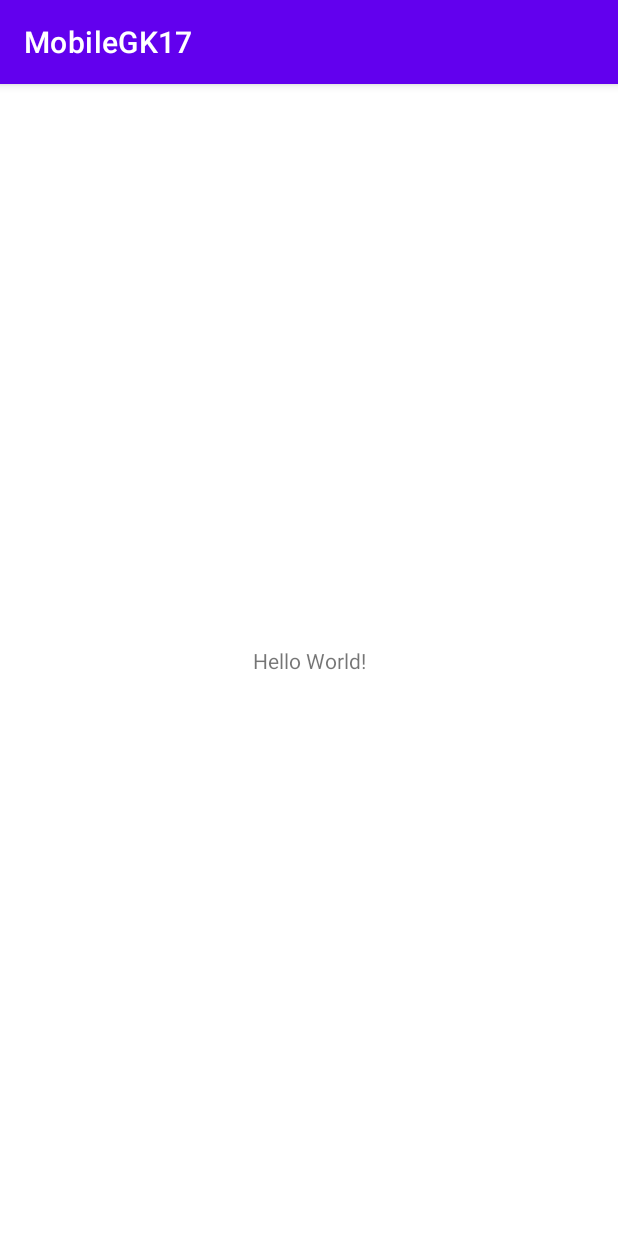
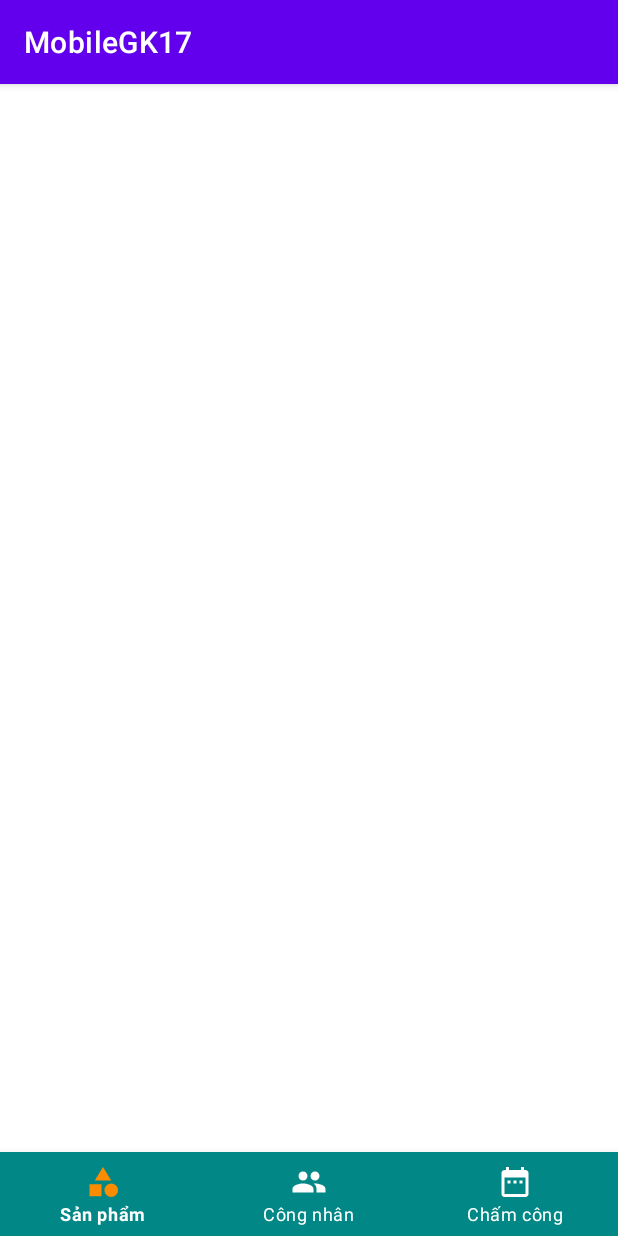
Before and after one commit to nvnptit/MobileGK17, an Android app: the screen it shows after launch (MainActivity), on a phone screen of 412 x 824 dp. Run offline under Robolectric (Android 15) with nearby library versions, the phone set to English and light mode, and no system bars.

Commit message:
update bottom nav

```diff
--- /dev/null
+++ b/app/src/main/res/color/custom_bottom_nav.xml
@@ -0,0 +1,5 @@
+<?xml version="1.0" encoding="utf-8"?>
+<selector xmlns:android="http://schemas.android.com/apk/res/android">
+    <item android:color="#FB8C00" android:state_checked="true" />
+    <item android:color="#ffff" android:state_checked="false" />
+</selector>
--- /dev/null
+++ b/app/src/main/res/drawable/ic_chamcong.xml
@@ -0,0 +1,5 @@
+<vector android:height="24dp" android:tint="#C66868"
+    android:viewportHeight="24" android:viewportWidth="24"
+    android:width="24dp" xmlns:android="http://schemas.android.com/apk/res/android">
+    <path android:fillColor="@android:color/white" android:pathData="M9,11L7,11v2h2v-2zM13,11h-2v2h2v-2zM17,11h-2v2h2v-2zM19,4h-1L18,2h-2v2L8,4L8,2L6,2v2L5,4c-1.11,0 -1.99,0.9 -1.99,2L3,20c0,1.1 0.89,2 2,2h14c1.1,0 2,-0.9 2,-2L21,6c0,-1.1 -0.9,-2 -2,-2zM19,20L5,20L5,9h14v11z"/>
+</vector>
--- /dev/null
+++ b/app/src/main/res/drawable/ic_congnhan.xml
@@ -0,0 +1,5 @@
+<vector android:height="24dp" android:tint="#C66868"
+    android:viewportHeight="24" android:viewportWidth="24"
+    android:width="24dp" xmlns:android="http://schemas.android.com/apk/res/android">
+    <path android:fillColor="@android:color/white" android:pathData="M16,11c1.66,0 2.99,-1.34 2.99,-3S17.66,5 16,5c-1.66,0 -3,1.34 -3,3s1.34,3 3,3zM8,11c1.66,0 2.99,-1.34 2.99,-3S9.66,5 8,5C6.34,5 5,6.34 5,8s1.34,3 3,3zM8,13c-2.33,0 -7,1.17 -7,3.5L1,19h14v-2.5c0,-2.33 -4.67,-3.5 -7,-3.5zM16,13c-0.29,0 -0.62,0.02 -0.97,0.05 1.16,0.84 1.97,1.97 1.97,3.45L17,19h6v-2.5c0,-2.33 -4.67,-3.5 -7,-3.5z"/>
+</vector>
--- /dev/null
+++ b/app/src/main/res/drawable/ic_product.xml
@@ -0,0 +1,7 @@
+<vector android:height="24dp" android:tint="#C66868"
+    android:viewportHeight="24" android:viewportWidth="24"
+    android:width="24dp" xmlns:android="http://schemas.android.com/apk/res/android">
+    <path android:fillColor="@android:color/white" android:pathData="M12,2l-5.5,9h11z"/>
+    <path android:fillColor="@android:color/white" android:pathData="M17.5,17.5m-4.5,0a4.5,4.5 0,1 1,9 0a4.5,4.5 0,1 1,-9 0"/>
+    <path android:fillColor="@android:color/white" android:pathData="M3,13.5h8v8H3z"/>
+</vector>
--- a/app/src/main/res/layout/activity_main.xml
+++ b/app/src/main/res/layout/activity_main.xml
@@ -1,18 +1,30 @@
 <?xml version="1.0" encoding="utf-8"?>
-<androidx.constraintlayout.widget.ConstraintLayout xmlns:android="http://schemas.android.com/apk/res/android"
+<LinearLayout xmlns:android="http://schemas.android.com/apk/res/android"
     xmlns:app="http://schemas.android.com/apk/res-auto"
     xmlns:tools="http://schemas.android.com/tools"
     android:layout_width="match_parent"
     android:layout_height="match_parent"
+    android:orientation="vertical"
     tools:context=".MainActivity">
 
-    <TextView
-        android:layout_width="wrap_content"
+    <LinearLayout
+        android:id="@+id/frame_container"
+        android:layout_width="match_parent"
+        android:layout_height="0dp"
+        android:layout_weight="1"
+        android:orientation="vertical"
+        app:layout_behavior="@string/appbar_scrolling_view_behavior">
+    </LinearLayout>
+
+    <com.google.android.material.bottomnavigation.BottomNavigationView
+        android:id="@+id/bottom_nav"
+        android:layout_width="match_parent"
         android:layout_height="wrap_content"
-        android:text="Hello World!"
-        app:layout_constraintBottom_toBottomOf="parent"
-        app:layout_constraintLeft_toLeftOf="parent"
-        app:layout_constraintRight_toRightOf="parent"
-        app:layout_constraintTop_toTopOf="parent" />
+        android:layout_gravity="bottom"
+        app:itemBackground="@color/teal_700"
+        app:itemIconTint="@color/custom_bottom_nav"
+        app:itemTextColor="@color/white"
+        app:menu="@menu/menu_bottom_nav" />
 
-</androidx.constraintlayout.widget.ConstraintLayout>
+
+</LinearLayout>
--- /dev/null
+++ b/app/src/main/res/menu/menu_bottom_nav.xml
@@ -0,0 +1,14 @@
+<?xml version="1.0" encoding="utf-8"?>
+<menu xmlns:android="http://schemas.android.com/apk/res/android">
+    <item android:id="@+id/nav_sanpham"
+        android:title="@string/action_product"
+        android:icon="@drawable/ic_product"/>
+
+    <item android:id="@+id/nav_congnhan"
+        android:title="@string/action_congnhan"
+        android:icon="@drawable/ic_congnhan"/>
+
+    <item android:id="@+id/nav_chamcong"
+        android:title="@string/action_chamcong"
+        android:icon="@drawable/ic_chamcong"/>
+</menu>
--- a/app/src/main/res/values/strings.xml
+++ b/app/src/main/res/values/strings.xml
@@ -1,3 +1,6 @@
 <resources>
     <string name="app_name">MobileGK17</string>
+    <string name="action_product">Sản phẩm</string>
+    <string name="action_congnhan">Công nhân</string>
+    <string name="action_chamcong">Chấm công</string>
 </resources>
```
